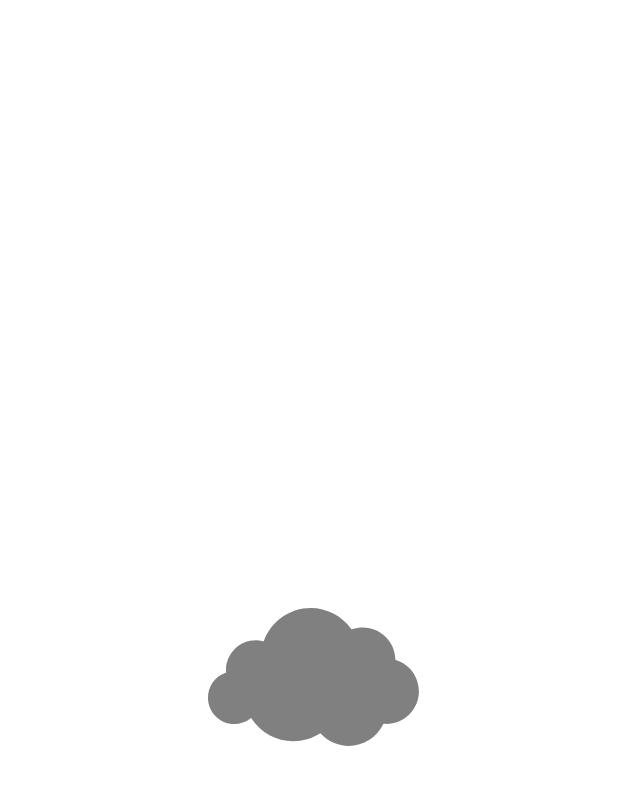
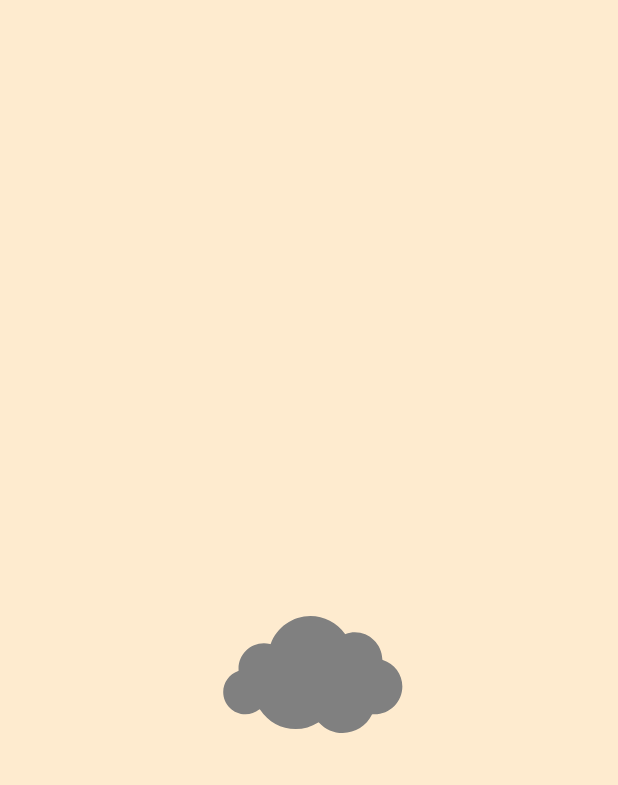
Before and after one commit to YorqinBek7/weather_app, a Flutter app: the screen it shows after launch, on a phone screen of 412 x 824 dp. Shown: the top 785 px of the screen. Run offline on Flutter 3.47's test engine with Material 2 defaults, Android fonts, the phone set to English and light mode, and no system bars; our stand-ins replace adaptive_theme, flutter_screenutil, get_storage, location, lottie; statements that could not run were skipped.

Commit message:
some changes

```diff
--- a/lib/presentation/home_screen/home_page.dart
+++ b/lib/presentation/home_screen/home_page.dart
@@ -21,7 +21,6 @@ class HomePage extends StatefulWidget {
   final double lon;
   final double lat;
   const HomePage({super.key, required this.lat, required this.lon});
-
   @override
   State<HomePage> createState() => _HomePageState();
 }
@@ -59,7 +58,7 @@ class _HomePageState extends State<HomePage> {
     } else {
       return Scaffold(
         drawer: CustomDrawer(
-          isOn: isOn,
+          isOn: GetStorage().read("isDark") ?? false,
           onTap: (value) {
             setState(
               () => {
@@ -252,8 +251,9 @@ class _HomePageState extends State<HomePage> {
           lat: widget.lat, lon: widget.lon);
       setState(() => {});
     } catch (e) {
-      isError = true;
       isLoading = false;
+      ScaffoldMessenger.of(context).showSnackBar(
+          const SnackBar(content: Text("Qidirilgan manzil topilmadi!")));
       setState(() {});
     }
   }
--- a/lib/presentation/splash_screen/splash_screen.dart
+++ b/lib/presentation/splash_screen/splash_screen.dart
@@ -1,5 +1,6 @@
 import 'package:flutter/material.dart';
 import 'package:flutter/services.dart';
+import 'package:flutter_screenutil/flutter_screenutil.dart';
 import 'package:location/location.dart';
 import 'package:lottie/lottie.dart';
 import 'package:weather_app/presentation/home_screen/home_page.dart';
@@ -59,17 +60,18 @@ class _SplashScreenState extends State<SplashScreen> {
   @override
   Widget build(BuildContext context) {
     return Scaffold(
-      backgroundColor: Colors.white,
+      backgroundColor: Theme.of(context).scaffoldBackgroundColor,
       appBar: AppBar(
-        systemOverlayStyle: const SystemUiOverlayStyle(
+        systemOverlayStyle: SystemUiOverlayStyle(
             statusBarBrightness: Brightness.light,
-            statusBarColor: Colors.white,
+            statusBarColor: Theme.of(context).scaffoldBackgroundColor,
             statusBarIconBrightness: Brightness.dark),
         elevation: 0,
-        backgroundColor: Colors.white,
+        backgroundColor: Theme.of(context).scaffoldBackgroundColor,
       ),
       body: Center(
-        child: Lottie.asset("assets/lottie/weather.json"),
+        child: Lottie.asset("assets/lottie/weather.json",
+            width: 200.w, height: 200.h),
       ),
     );
   }
```
Also changed, not shown: lib/presentation/home_screen/widget/drawer.dart (+3 -24 lines), 17 other files.
